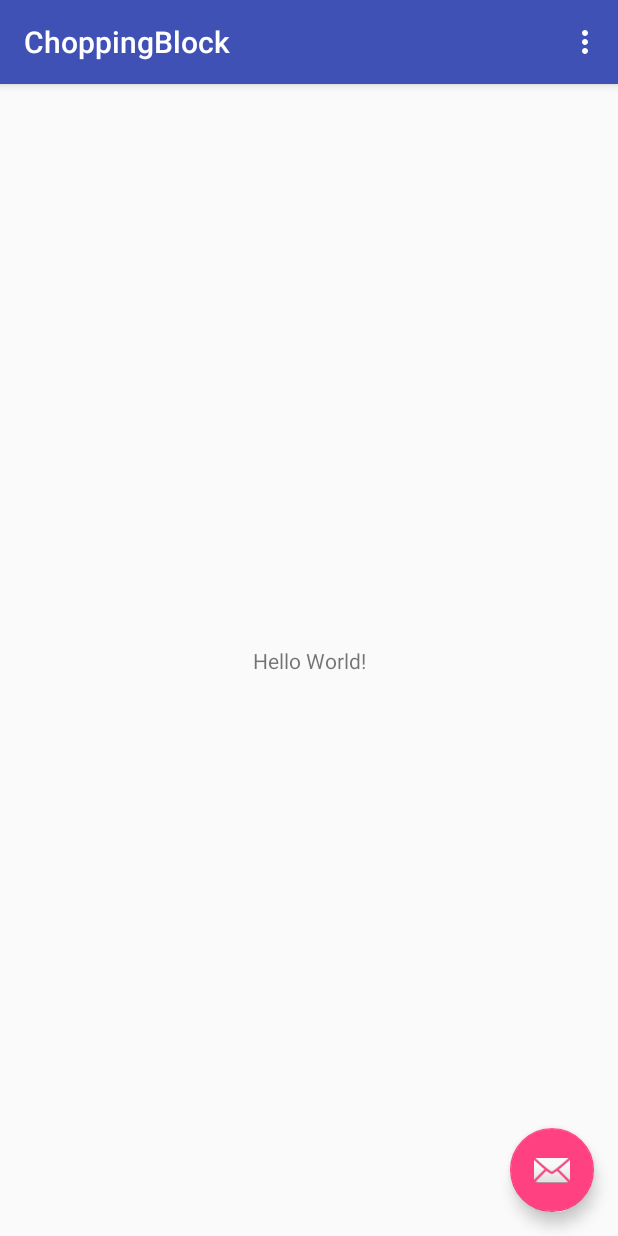
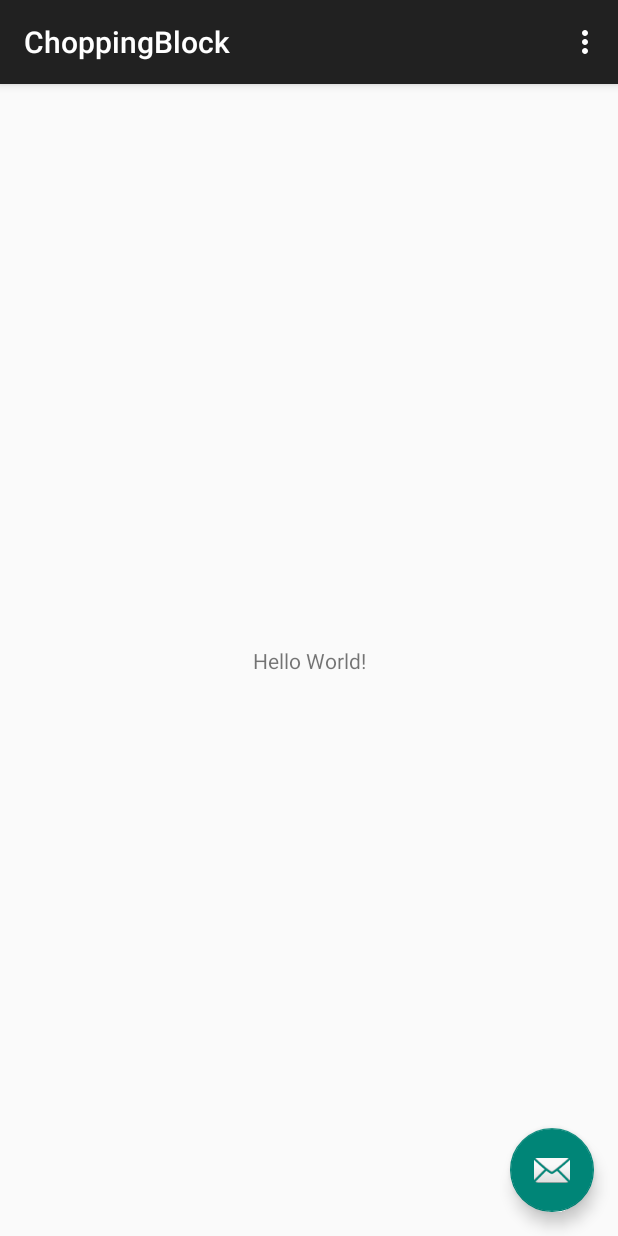
Before and after one commit to TheKoolAidThatKares/ChoppingBlock, an Android app: the screen it shows after launch (MainActivity), on a phone screen of 412 x 824 dp. Run offline under Robolectric (Android 15) with nearby library versions, the phone set to English and light mode, and no system bars.

Commit message:
includes an action bar that will soon be expanded upon. also some new resource XML files including styles/colors

```diff
--- a/app/src/main/res/values/styles.xml
+++ b/app/src/main/res/values/styles.xml
@@ -2,10 +2,12 @@
 
     <!-- Base application theme. -->
     <style name="AppTheme" parent="Theme.AppCompat.Light.DarkActionBar">
-        <!-- Customize your theme here. -->
-        <item name="colorPrimary">@color/colorPrimary</item>
-        <item name="colorPrimaryDark">@color/colorPrimaryDark</item>
-        <item name="colorAccent">@color/colorAccent</item>
+    </style>
+
+    <!-- custom style for the action bar created by Bryan. -->
+    <style name="CustomToolbarStyle" parent = "Theme.AppCompat.Light.NoActionBar">
+        <item name="android:background">@color/color2</item>
+
     </style>
 
     <style name="AppTheme.NoActionBar">
```
